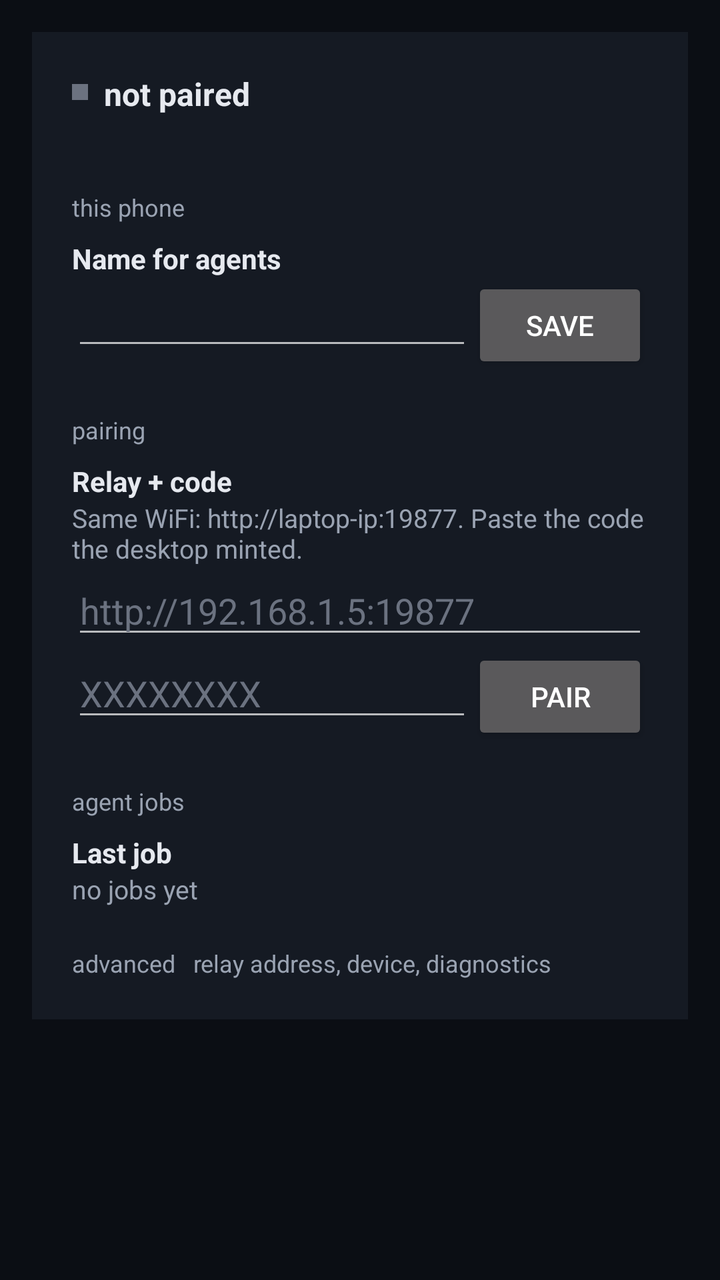
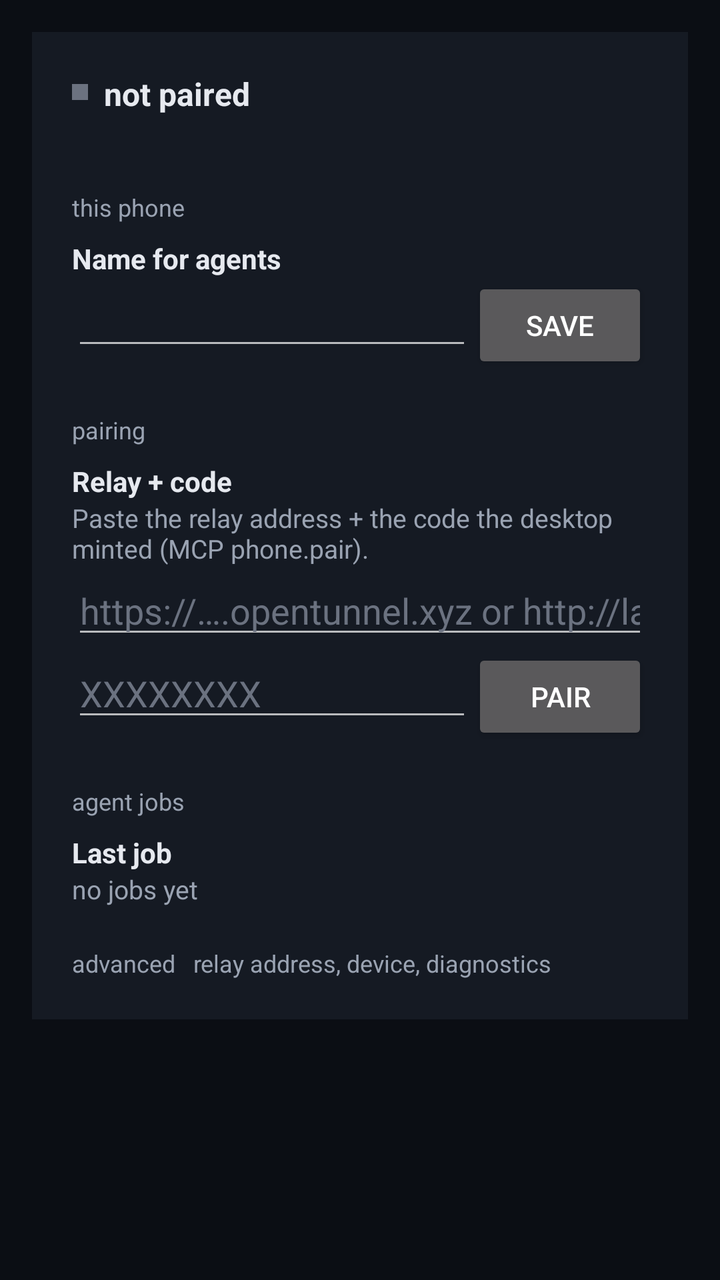

Two renders of the same Android screen: before a commit and after it. Below are the layout's source before the change and the commit's diff.
<!-- AndroidManifest.xml: application theme android:Theme.Material.NoActionBar -->
<!-- res/layout/activity_main.xml -->
<?xml version="1.0" encoding="utf-8"?>
<ScrollView xmlns:android="http://schemas.android.com/apk/res/android"
  android:layout_width="match_parent"
  android:layout_height="match_parent"
  android:background="#0B0E14"
  android:padding="16dp">

  <LinearLayout
    android:layout_width="match_parent"
    android:layout_height="wrap_content"
    android:orientation="vertical"
    android:background="#151A23"
    android:padding="20dp">

    
    <LinearLayout
      android:layout_width="match_parent"
      android:layout_height="wrap_content"
      android:orientation="horizontal">
      <View
        android:id="@+id/dot"
        android:layout_width="8dp"
        android:layout_height="8dp"
        android:layout_marginTop="6dp"
        android:layout_marginEnd="8dp"
        android:background="#6B7280" />
      <LinearLayout
        android:layout_width="match_parent"
        android:layout_height="wrap_content"
        android:orientation="vertical">
        <TextView
          android:id="@+id/status"
          android:layout_width="wrap_content"
          android:layout_height="wrap_content"
          android:text="not paired"
          android:textColor="#E6E9EF"
          android:textSize="16sp"
          android:textStyle="bold" />
        <TextView
          android:id="@+id/identity"
          android:layout_width="wrap_content"
          android:layout_height="wrap_content"
          android:textColor="#9AA3B2"
          android:textSize="13sp" />
      </LinearLayout>
    </LinearLayout>

    
    <TextView
      style="@style/Section"
      android:text="this phone" />
    <TextView
      style="@style/RowTitle"
      android:text="Name for agents" />
    <LinearLayout
      android:layout_width="match_parent"
      android:layout_height="wrap_content"
      android:orientation="horizontal">
      <EditText
        android:id="@+id/nameIn"
        android:layout_width="0dp"
        android:layout_height="wrap_content"
        android:layout_weight="1"
        android:textColor="#E6E9EF"
        android:singleLine="true" />
      <Button
        android:id="@+id/saveName"
        android:layout_width="wrap_content"
        android:layout_height="wrap_content"
        android:text="Save" />
    </LinearLayout>

    
    <LinearLayout
      android:id="@+id/pairingBox"
      android:layout_width="match_parent"
      android:layout_height="wrap_content"
      android:orientation="vertical">
    <TextView
      style="@style/Section"
      android:text="pairing" />
    <TextView
      style="@style/RowTitle"
      android:text="Relay + code" />
    <TextView
      style="@style/RowDesc"
      android:text="Same WiFi: http://laptop-ip:19877. Paste the code the desktop minted." />
    <EditText
      android:id="@+id/relayIn"
      android:layout_width="match_parent"
      android:layout_height="wrap_content"
      android:hint="http://192.168.1.5:19877"
      android:textColor="#E6E9EF"
      android:textColorHint="#6B7280"
      android:singleLine="true"
      android:inputType="textUri" />
    <LinearLayout
      android:layout_width="match_parent"
      android:layout_height="wrap_content"
      android:orientation="horizontal">
      <EditText
        android:id="@+id/codeIn"
        android:layout_width="0dp"
        android:layout_height="wrap_content"
        android:layout_weight="1"
        android:hint="XXXXXXXX"
        android:textColor="#E6E9EF"
        android:textColorHint="#6B7280"
        android:singleLine="true"
        android:inputType="textCapCharacters" />
      <Button
        android:id="@+id/pairBtn"
        android:layout_width="wrap_content"
        android:layout_height="wrap_content"
        android:text="Pair" />
    </LinearLayout>
    </LinearLayout>

    
    <TextView
      style="@style/Section"
      android:text="agent jobs" />
    <TextView
      style="@style/RowTitle"
      android:text="Last job" />
    <TextView
      android:id="@+id/lastJob"
      style="@style/RowDesc"
      android:text="no jobs yet" />

    
    <TextView
      android:id="@+id/advToggle"
      style="@style/Section"
      android:text="advanced   relay address, device, diagnostics" />
    <LinearLayout
      android:id="@+id/advBox"
      android:layout_width="match_parent"
      android:layout_height="wrap_content"
      android:orientation="vertical"
      android:visibility="gone">
      <TextView
        style="@style/RowTitle"
        android:text="Relay" />
      <TextView
        android:id="@+id/advRelay"
        style="@style/RowDesc"
        android:text="—" />
      <LinearLayout
        android:layout_width="match_parent"
        android:layout_height="wrap_content"
        android:orientation="horizontal">
        <EditText
          android:id="@+id/relayEdit"
          android:layout_width="0dp"
          android:layout_height="wrap_content"
          android:layout_weight="1"
          android:textColor="#E6E9EF"
          android:textColorHint="#6B7280"
          android:hint="https://… or http://laptop-ip:19877"
          android:singleLine="true"
          android:inputType="textUri" />
        <Button
          android:id="@+id/relaySave"
          android:layout_width="wrap_content"
          android:layout_height="wrap_content"
          android:text="Use" />
      </LinearLayout>
      <TextView
        style="@style/RowTitle"
        android:text="Device" />
      <TextView
        android:id="@+id/advDevice"
        style="@style/RowDesc"
        android:text="—" />
      <Button
        android:id="@+id/unpairBtn"
        android:layout_width="wrap_content"
        android:layout_height="wrap_content"
        android:text="Unpair" />
      <TextView
        style="@style/RowTitle"
        android:text="Background" />
      <TextView
        style="@style/RowDesc"
        android:text="Keep the link alive with the screen off. One system prompt." />
      <TextView
        android:id="@+id/bgStatus"
        style="@style/RowDesc"
        android:text="checking…" />
      <Button
        android:id="@+id/bgBtn"
        android:layout_width="wrap_content"
        android:layout_height="wrap_content"
        android:text="Allow background" />
      <TextView
        style="@style/RowTitle"
        android:text="Auto-approve" />
      <TextView
        style="@style/RowDesc"
        android:text="Exact-match only, read-only recon. Nothing else ever auto-runs." />
      <TextView
        android:id="@+id/autoList"
        style="@style/RowDesc"
        android:text="date · uname -a · uptime · getprop ro.build.version.release · getprop ro.product.model · getprop ro.build.version.sdk · cat /proc/version"
        android:typeface="monospace"
        android:textSize="12sp" />
      <TextView
        android:id="@+id/autoStatus"
        style="@style/RowDesc"
        android:text="checking…" />
      <Button
        android:id="@+id/autoBtn"
        android:layout_width="wrap_content"
        android:layout_height="wrap_content"
        android:text="Turn on" />
      <TextView
        style="@style/RowTitle"
        android:text="Shell (ADB)" />
      <TextView
        style="@style/RowDesc"
        android:text="Embedded ADB server, paired to this phone's own wireless debugging. Shell-UID commands, no second app." />
      <TextView
        android:id="@+id/shellStatus"
        style="@style/RowDesc"
        android:text="checking…" />
      <Button
        android:id="@+id/shellSettings"
        android:layout_width="wrap_content"
        android:layout_height="wrap_content"
        android:text="Set up shell" />
      <TextView
        style="@style/RowTitle"
        android:text="Log" />
      <TextView
        android:id="@+id/logView"
        android:layout_width="match_parent"
        android:layout_height="wrap_content"
        android:textColor="#9AA3B2"
        android:textSize="12sp"
        android:typeface="monospace" />
      <TextView
        style="@style/RowTitle"
        android:text="Updates" />
      <TextView
        android:id="@+id/updateStatus"
        style="@style/RowDesc"
        android:text="v0.17.14 · no check yet" />
      <TextView
        android:id="@+id/selfUpdateStatus"
        style="@style/RowDesc"
        android:text="checking…" />
      <Button
        android:id="@+id/selfUpdateBtn"
        android:layout_width="wrap_content"
        android:layout_height="wrap_content"
        android:text="Let agent update" />
      <ProgressBar
        android:id="@+id/updateProgress"
        style="?android:attr/progressBarStyleHorizontal"
        android:layout_width="match_parent"
        android:layout_height="wrap_content"
        android:max="100"
        android:visibility="gone" />
      <Button
        android:id="@+id/updateBtn"
        android:layout_width="wrap_content"
        android:layout_height="wrap_content"
        android:text="Check update" />
    </LinearLayout>

  </LinearLayout>
</ScrollView>
<!-- resources referenced by this layout -->
<resources>
  <style name="RowDesc">
      <item name="android:layout_width">wrap_content</item>
      <item name="android:layout_height">wrap_content</item>
      <item name="android:textColor">#9AA3B2</item>
      <item name="android:textSize">13sp</item>
    </style>
  <style name="RowTitle">
      <item name="android:layout_width">wrap_content</item>
      <item name="android:layout_height">wrap_content</item>
      <item name="android:layout_marginTop">8dp</item>
      <item name="android:textColor">#E6E9EF</item>
      <item name="android:textSize">14sp</item>
      <item name="android:textStyle">bold</item>
    </style>
  <style name="Section">
      <item name="android:layout_width">wrap_content</item>
      <item name="android:layout_height">wrap_content</item>
      <item name="android:layout_marginTop">20dp</item>
      <item name="android:textColor">#9AA3B2</item>
      <item name="android:textSize">12sp</item>
    </style>
</resources>

<!-- the commit's change to res/layout/activity_main.xml (unified diff, before → after) -->
@@ -84,12 +84,12 @@
       android:text="Relay + code" />
     <TextView
       style="@style/RowDesc"
-      android:text="Same WiFi: http://laptop-ip:19877. Paste the code the desktop minted." />
+      android:text="Paste the relay address + the code the desktop minted (MCP phone.pair)." />
     <EditText
       android:id="@+id/relayIn"
       android:layout_width="match_parent"
       android:layout_height="wrap_content"
-      android:hint="http://192.168.1.5:19877"
+      android:hint="https://….opentunnel.xyz or http://laptop-ip:19877"
       android:textColor="#E6E9EF"
       android:textColorHint="#6B7280"
       android:singleLine="true"
@@ -173,11 +173,21 @@
         android:id="@+id/advDevice"
         style="@style/RowDesc"
         android:text="—" />
-      <Button
-        android:id="@+id/unpairBtn"
-        android:layout_width="wrap_content"
-        android:layout_height="wrap_content"
-        android:text="Unpair" />
+      <LinearLayout
+        android:layout_width="match_parent"
+        android:layout_height="wrap_content"
+        android:orientation="horizontal">
+        <Button
+          android:id="@+id/unpairBtn"
+          android:layout_width="wrap_content"
+          android:layout_height="wrap_content"
+          android:text="Unpair" />
+        <Button
+          android:id="@+id/forgetBtn"
+          android:layout_width="wrap_content"
+          android:layout_height="wrap_content"
+          android:text="Forget everything" />
+      </LinearLayout>
       <TextView
         style="@style/RowTitle"
         android:text="Background" />
@@ -243,9 +253,13 @@
         style="@style/RowTitle"
         android:text="Updates" />
       <TextView
+        android:id="@+id/buildInfo"
+        style="@style/RowDesc"
+        android:text="—" />
+      <TextView
         android:id="@+id/updateStatus"
         style="@style/RowDesc"
-        android:text="v0.17.14 · no check yet" />
+        android:text="v0.17.15 · no check yet" />
       <TextView
         android:id="@+id/selfUpdateStatus"
         style="@style/RowDesc"
